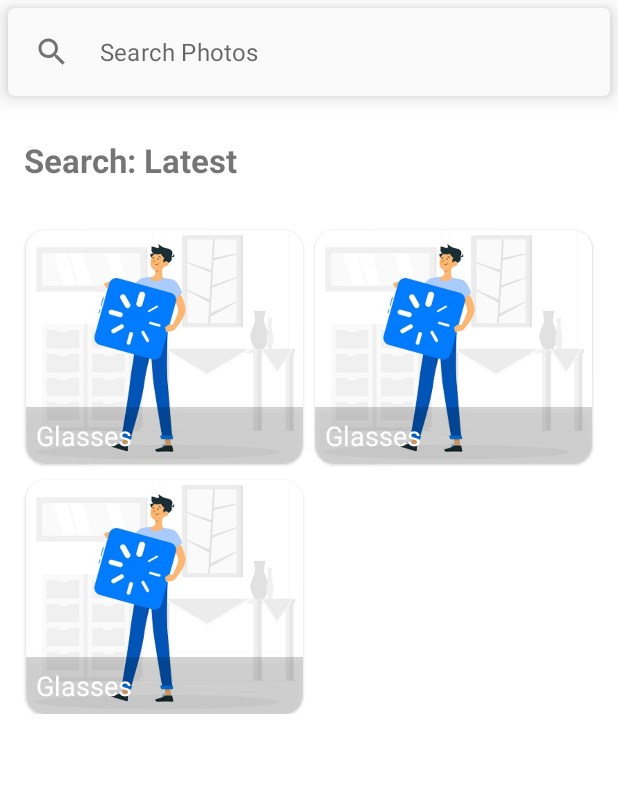
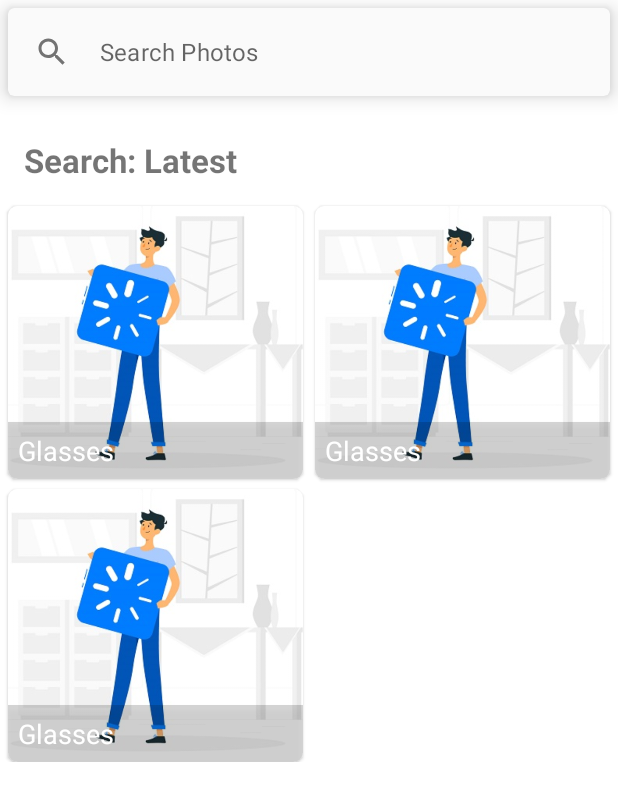
Before and after one commit to AliAzaz/PixabayGalleryApp, an Android app: the layout fragment_image_list.xml on its own in the app's theme, with its tools: preview values and no code run, on a phone screen of 412 x 824 dp. Shown: the top 801 px of the screen. Run offline under Robolectric (Android 15) with nearby library versions, the phone set to English and light mode, and no system bars; plain views replace MultiStateView.

Commit message:
View updation

```diff
--- a/app/src/main/res/layout/fragment_image_list.xml
+++ b/app/src/main/res/layout/fragment_image_list.xml
@@ -94,7 +94,7 @@
                     android:layout_height="match_parent"
                     android:layout_marginTop="8dp"
                     android:layout_marginBottom="8dp"
-                    android:padding="@dimen/_5sdp"
+                    android:padding="@dimen/_1sdp"
                     app:layout_constraintBottom_toBottomOf="parent"
                     app:layout_constraintEnd_toEndOf="parent"
                     app:layout_constraintStart_toStartOf="parent"
@@ -110,7 +110,6 @@
                         android:layout_width="match_parent"
                         android:layout_height="match_parent"
                         android:layout_gravity="center"
-                        android:padding="@dimen/_5sdp"
                         app:layoutManager="androidx.recyclerview.widget.GridLayoutManager"
                         app:spanCount="2"
                         tools:listitem="@layout/product_view" />
--- a/app/src/main/res/layout/product_view.xml
+++ b/app/src/main/res/layout/product_view.xml
@@ -15,12 +15,12 @@
     <com.google.android.material.card.MaterialCardView
         android:id="@+id/parentLayout"
         android:layout_width="match_parent"
-        android:layout_height="@dimen/_120sdp"
+        android:layout_height="@dimen/_140sdp"
         android:layout_marginStart="@dimen/_3sdp"
-        android:layout_marginTop="@dimen/_8sdp"
+        android:layout_marginTop="@dimen/_5sdp"
         android:layout_marginEnd="@dimen/_3sdp"
         android:elevation="@dimen/_1sdp"
-        app:cardCornerRadius="@dimen/_10sdp"
+        app:cardCornerRadius="@dimen/_5sdp"
         app:cardElevation="@dimen/_1sdp">
 
         <androidx.constraintlayout.widget.ConstraintLayout
```
Also changed, not shown: 4 other files.
